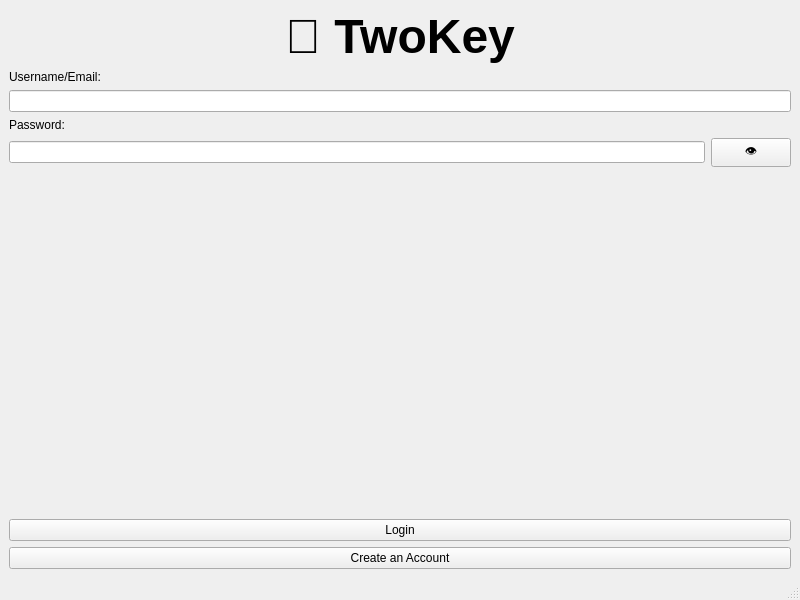
This is Desktop App/GUI/TwoKey/login.ui in Satharus/TwoKey as Qt 5 draws it before an edit. The edited form follows.
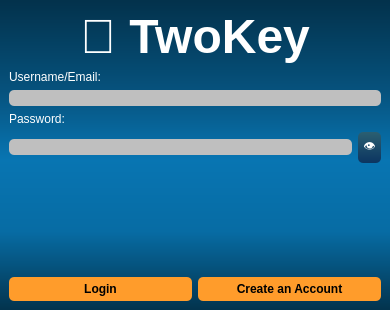
This is the edited form.

Commit message: Added style sheet for all components except QListWidget and QComboBox

Patch:
```diff
--- a/Desktop App/GUI/TwoKey/login.ui
+++ b/Desktop App/GUI/TwoKey/login.ui
@@ -6,17 +6,28 @@
    <rect>
     <x>0</x>
     <y>0</y>
-    <width>800</width>
-    <height>600</height>
+    <width>390</width>
+    <height>310</height>
    </rect>
   </property>
   <property name="windowTitle">
    <string>TwoKey Login</string>
   </property>
+  <property name="styleSheet">
+   <string notr="true">	background-color: qlineargradient(spread:repeat, x1:1, y1:0, x2:1, y2:1, stop:0.00480769 rgba(3, 50, 76, 255),stop:0.293269 rgba(6, 82, 125, 255),stop:0.514423 rgba(8, 117, 178, 255),stop:0.745192 rgba(7, 108, 164, 255),stop:1 rgba(3, 51, 77, 255));
+	color: #000000;
+</string>
+  </property>
   <widget class="QWidget" name="centralwidget">
    <layout class="QVBoxLayout" name="verticalLayout">
     <item>
      <widget class="QLabel" name="twokey">
+      <property name="styleSheet">
+       <string notr="true">	background-color: transparent;
+	color: #fff;
+
+</string>
+      </property>
       <property name="text">
        <string>&lt;html&gt;&lt;head/&gt;&lt;body&gt;&lt;p align=&quot;center&quot;&gt;&lt;span style=&quot; font-size:36pt; font-weight:600;&quot;&gt;🔑 TwoKey&lt;/span&gt;&lt;/p&gt;&lt;/body&gt;&lt;/html&gt;</string>
       </property>
@@ -24,16 +35,42 @@
     </item>
     <item>
      <widget class="QLabel" name="login_username_label">
+      <property name="styleSheet">
+       <string notr="true">	background-color: transparent;
+	color: #fff;
+
+</string>
+      </property>
       <property name="text">
        <string>Username/Email:</string>
       </property>
      </widget>
     </item>
     <item>
-     <widget class="QLineEdit" name="login_username"/>
+     <widget class="QLineEdit" name="login_username">
+      <property name="styleSheet">
+       <string notr="true">QLineEdit
+{
+	background-color: #bfbfbf;
+	color: #000000;
+	border-style: solid;
+	border-color: #141414;
+	border-radius: 5px;
+	padding-left: 10px;
+
+}
+</string>
+      </property>
+     </widget>
     </item>
     <item>
      <widget class="QLabel" name="login_password_label">
+      <property name="styleSheet">
+       <string notr="true">	background-color: transparent;
+	color: #fff;
+
+</string>
+      </property>
       <property name="text">
        <string>Password:</string>
       </property>
@@ -43,6 +80,19 @@
      <layout class="QHBoxLayout" name="horizontalLayout">
       <item>
        <widget class="QLineEdit" name="login_password">
+        <property name="styleSheet">
+         <string notr="true">QLineEdit
+{
+	background-color: #bfbfbf;
+	color: #000000;
+	border-style: solid;
+	border-color: #141414;
+	border-radius: 5px;
+	padding-left: 10px;
+
+}
+</string>
+        </property>
         <property name="echoMode">
          <enum>QLineEdit::Password</enum>
         </property>
@@ -50,6 +100,14 @@
       </item>
       <item>
        <widget class="QPushButton" name="showpassword_button">
+        <property name="styleSheet">
+         <string notr="true">	background-color: qlineargradient(spread:pad, x1:1, y1:0, x2:1, y2:1, stop:0 rgba(42, 95, 113, 255),stop:1 rgba(12, 53, 97, 255));
+	color: #fff;
+	border: 0px;
+	border-radius: 5px;
+	padding: 5px;
+</string>
+        </property>
         <property name="text">
          <string>👁</string>
         </property>
@@ -71,32 +129,87 @@
      </spacer>
     </item>
     <item>
-     <widget class="QPushButton" name="login_button">
-      <property name="text">
-       <string>Login</string>
-      </property>
-     </widget>
-    </item>
-    <item>
-     <widget class="QPushButton" name="createaccount_button">
-      <property name="text">
-       <string>Create an Account</string>
-      </property>
-     </widget>
+     <layout class="QHBoxLayout" name="horizontalLayout_2">
+      <item>
+       <widget class="QPushButton" name="login_button">
+        <property name="maximumSize">
+         <size>
+          <width>389</width>
+          <height>29</height>
+         </size>
+        </property>
+        <property name="styleSheet">
+         <string notr="true">QPushButton
+{
+	background-color: #ff9c2b;
+	color: #000000;
+	font-weight: bold;
+	border-style: solid;
+	border-color: #000000;
+	border-radius: 5px;
+	padding: 5px;
+
+}
+
+
+QPushButton::hover
+{
+	background-color: #ffaf5d;
+
+}
+
+
+QPushButton::pressed
+{
+	background-color: #dd872f;
+
+}
+</string>
+        </property>
+        <property name="text">
+         <string>Login</string>
+        </property>
+       </widget>
+      </item>
+      <item>
+       <widget class="QPushButton" name="createaccount_button">
+        <property name="styleSheet">
+         <string notr="true">QPushButton
+{
+	background-color: #ff9c2b;
+	color: #000000;
+	font-weight: bold;
+	border-style: solid;
+	border-color: #000000;
+	border-radius: 5px;
+	padding: 5px;
+
+}
+
+
+QPushButton::hover
+{
+	background-color: #ffaf5d;
+
+}
+
+
+QPushButton::pressed
+{
+	background-color: #dd872f;
+
+}
+</string>
+        </property>
+        <property name="text">
+         <string>Create an Account</string>
+        </property>
+       </widget>
+      </item>
+     </layout>
     </item>
    </layout>
   </widget>
-  <widget class="QMenuBar" name="menubar">
-   <property name="geometry">
-    <rect>
-     <x>0</x>
-     <y>0</y>
-     <width>800</width>
-     <height>24</height>
-    </rect>
-   </property>
-  </widget>
-  <widget class="QStatusBar" name="statusbar"/>
  </widget>
  <resources/>
  <connections/>
```
The commit also changes 4 other files.
